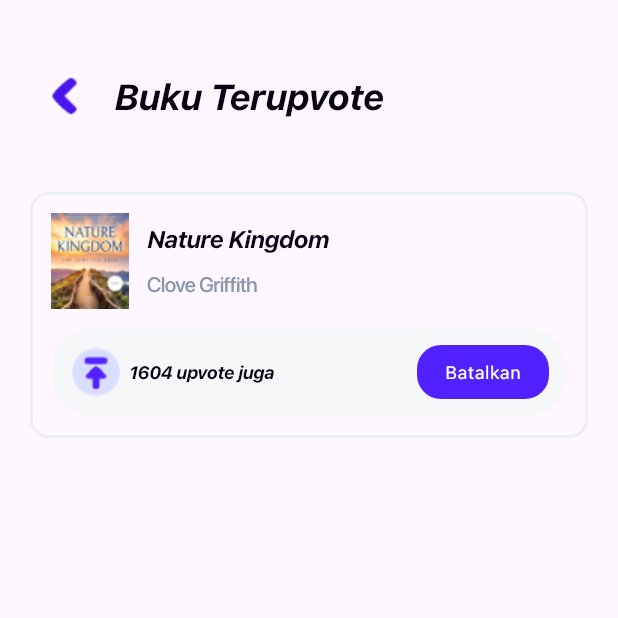
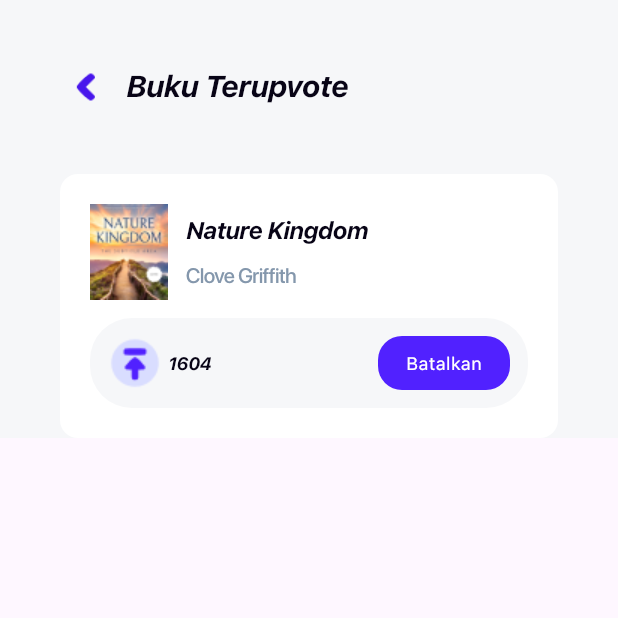
Before and after one commit to daffagrahito/Litracker-mobile, a Flutter app: the NavigateUser screen opened directly, item 4 of the bottom bar chosen, after a tap on "1604", on a phone screen of 412 x 824 dp, the top half of it. Run offline on Flutter 3.47's test engine with Material 3 defaults, Android fonts, the light colour scheme and no system bars; our stand-ins replace flutter_svg, sliding_up_panel; network calls fail; project files that could hold a hidden picture were left out.

Commit message:
Fix overflow on Profile UI

```diff
--- a/lib/pages/user/profile.dart
+++ b/lib/pages/user/profile.dart
@@ -115,7 +115,6 @@
                     color: Colors.white,
                     borderRadius: BorderRadius.circular(40),
                   ),
-                  child: Expanded(
                   child: Column(
                     children: [
                       GestureDetector(
@@ -143,7 +142,10 @@
                                   Image.asset(
                                       'assets/profile/profile-upvote.png'),
                                   SizedBox(width: 16),
-                                    Column(
+                                  Container(
+                                    width:
+                                        MediaQuery.of(context).size.width - 240,
+                                    child: Column(
                                       crossAxisAlignment:
                                           CrossAxisAlignment.start,
                                       mainAxisAlignment:
@@ -155,7 +157,8 @@
                                           maxLines: 1,
                                           style: TextStyle(
                                             fontFamily: 'SF-Pro',
-                                            fontWeight: FontWeight.w700,
+                                            fontWeight: FontWeight.w800,
+                                            letterSpacing: -0.5,
                                             color: Color.fromRGBO(8, 4, 22, 1),
                                             fontSize: 16,
                                           ),
@@ -176,9 +179,9 @@
                                         ),
                                       ],
                                     ),
+                                  ),
                                 ],
                               ),
-                                SizedBox(width: 16),
                               Image.asset(
                                   'assets/profile/profile-directto.png'),
                             ],
@@ -211,7 +214,10 @@
                                   Image.asset(
                                       'assets/profile/profile-wishlist.png'),
                                   SizedBox(width: 16),
-                                    Column(
+                                  Container(
+                                    width:
+                                        MediaQuery.of(context).size.width - 240,
+                                    child: Column(
                                       crossAxisAlignment:
                                           CrossAxisAlignment.start,
                                       mainAxisAlignment:
@@ -223,7 +229,8 @@
                                           maxLines: 1,
                                           style: TextStyle(
                                             fontFamily: 'SF-Pro',
-                                            fontWeight: FontWeight.w700,
+                                            fontWeight: FontWeight.w800,
+                                            letterSpacing: -0.5,
                                             color: Color.fromRGBO(8, 4, 22, 1),
                                             fontSize: 16,
                                           ),
@@ -244,9 +251,9 @@
                                         ),
                                       ],
                                     ),
+                                  ),
                                 ],
                               ),
-                                SizedBox(width: 16),
                               Image.asset(
                                   'assets/profile/profile-directto.png'),
                             ],
@@ -254,7 +261,6 @@
                         ),
                       ),
                     ],
-                    ),
                   ),
                 ),
                 SizedBox(
--- a/lib/pages/user/upvoteList.dart
+++ b/lib/pages/user/upvoteList.dart
@@ -9,8 +9,11 @@
   Widget build(BuildContext context) {
     return Scaffold(
       body: SingleChildScrollView(
-        child: Padding(
-          padding: const EdgeInsets.symmetric(horizontal: 20),
+        child: Container(
+          color: Color.fromRGBO(246, 247, 249, 1),
+          padding: const EdgeInsets.symmetric(
+            horizontal: 40,
+          ),
           child: Column(
             children: [
               SizedBox(
@@ -23,7 +26,10 @@
                       Navigator.pop(context);
                     },
                     child: Container(
-                      child: Image.asset("assets/upvote/left-arrow.png"),
+                      child: Image.asset(
+                        "assets/upvote/left-arrow.png",
+                        width: 36,
+                      ),
                     ),
                   ),
                   SizedBox(
@@ -40,7 +46,7 @@
                         22,
                         1,
                       ),
-                      fontSize: 24,
+                      fontSize: 20,
                       fontWeight: FontWeight.w700,
                     ),
                   )
@@ -50,14 +56,11 @@
                 height: 40,
               ),
               Container(
-                padding: EdgeInsets.all(12),
+                padding: EdgeInsets.all(20),
                 width: MediaQuery.of(context).size.width,
                 decoration: BoxDecoration(
+                  color: Colors.white,
                   borderRadius: BorderRadius.circular(12),
-                  border: Border.all(
-                    color: Color.fromRGBO(236, 239, 242, 1),
-                    width: 2,
-                  ),
                 ),
                 child: Column(children: [
                   Row(
@@ -72,6 +75,7 @@
                         width: 12,
                       ),
                       Container(
+                        width: MediaQuery.of(context).size.width - 220,
                         child: Column(
                             crossAxisAlignment: CrossAxisAlignment.start,
                             children: [
@@ -122,7 +126,7 @@
                                 width: 4,
                               ),
                               Text(
-                                "1604 upvote juga",
+                                "1604",
                                 style: TextStyle(
                                   fontFamily: 'SF-Pro',
                                   fontWeight: FontWeight.w700,
```
Also changed, not shown: lib/pages/user/detailReview.dart (+8 -3 lines), lib/pages/user/wishlistList.dart (+16 -12 lines). Lines whose indentation alone changed are shown as unchanged.
